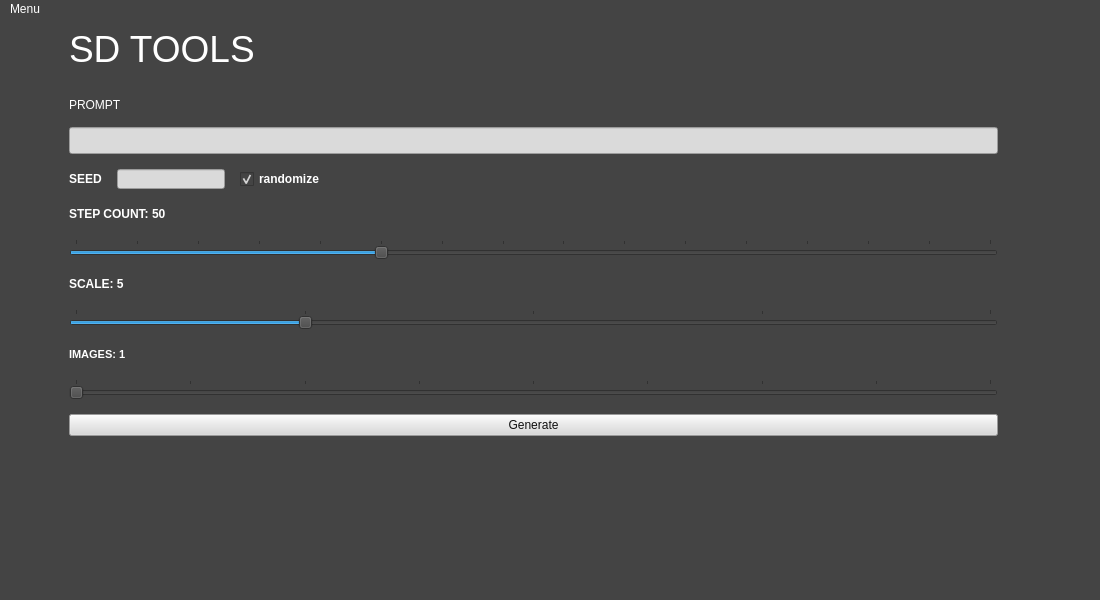
Qt form ui/main.ui (TwoDukes/Diffusion-Tools) before a commit.
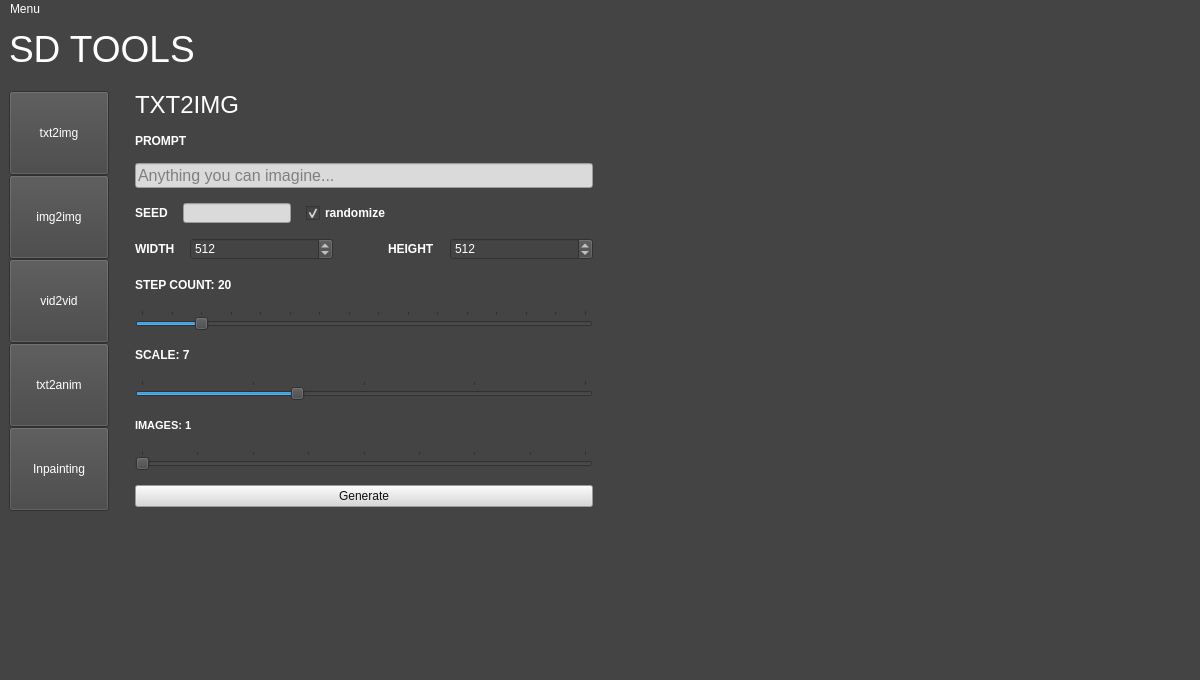
The same form after that commit. Icons and pictures are not drawn.

Commit message: Added support for width and height in gui

```diff
--- a/ui/main.ui
+++ b/ui/main.ui
@@ -6,14 +6,14 @@
    <rect>
     <x>0</x>
     <y>0</y>
-    <width>1100</width>
-    <height>600</height>
+    <width>1200</width>
+    <height>680</height>
    </rect>
   </property>
   <property name="minimumSize">
    <size>
-    <width>1100</width>
-    <height>600</height>
+    <width>1200</width>
+    <height>680</height>
    </size>
   </property>
   <property name="windowTitle">
@@ -33,15 +33,207 @@
      <verstretch>0</verstretch>
     </sizepolicy>
    </property>
-   <layout class="QVBoxLayout" name="verticalLayout_2" stretch="0,0">
+   <layout class="QVBoxLayout" name="verticalLayout_2" stretch="0,0,0">
     <property name="sizeConstraint">
      <enum>QLayout::SetDefaultConstraint</enum>
     </property>
     <item>
-     <layout class="QHBoxLayout" name="horizontalLayout" stretch="0,0">
+     <widget class="QLabel" name="MainName">
+      <property name="sizePolicy">
+       <sizepolicy hsizetype="Preferred" vsizetype="Maximum">
+        <horstretch>0</horstretch>
+        <verstretch>0</verstretch>
+       </sizepolicy>
+      </property>
+      <property name="minimumSize">
+       <size>
+        <width>800</width>
+        <height>0</height>
+       </size>
+      </property>
+      <property name="font">
+       <font>
+        <family>MS Shell Dlg 2</family>
+        <pointsize>28</pointsize>
+        <weight>50</weight>
+        <bold>false</bold>
+       </font>
+      </property>
+      <property name="layoutDirection">
+       <enum>Qt::LeftToRight</enum>
+      </property>
+      <property name="autoFillBackground">
+       <bool>false</bool>
+      </property>
+      <property name="frameShape">
+       <enum>QFrame::NoFrame</enum>
+      </property>
+      <property name="text">
+       <string>SD TOOLS</string>
+      </property>
+     </widget>
+    </item>
+    <item>
+     <layout class="QHBoxLayout" name="horizontalLayout" stretch="0,0,0">
       <property name="rightMargin">
        <number>20</number>
       </property>
+      <item>
+       <layout class="QVBoxLayout" name="verticalLayout_5">
+        <property name="spacing">
+         <number>0</number>
+        </property>
+        <property name="topMargin">
+         <number>15</number>
+        </property>
+        <item>
+         <widget class="QPushButton" name="txt2imgButton">
+          <property name="enabled">
+           <bool>true</bool>
+          </property>
+          <property name="sizePolicy">
+           <sizepolicy hsizetype="Expanding" vsizetype="Fixed">
+            <horstretch>0</horstretch>
+            <verstretch>0</verstretch>
+           </sizepolicy>
+          </property>
+          <property name="minimumSize">
+           <size>
+            <width>100</width>
+            <height>84</height>
+           </size>
+          </property>
+          <property name="maximumSize">
+           <size>
+            <width>100</width>
+            <height>16777215</height>
+           </size>
+          </property>
+          <property name="font">
+           <font>
+            <kerning>true</kerning>
+           </font>
+          </property>
+          <property name="text">
+           <string>txt2img</string>
+          </property>
+         </widget>
+        </item>
+        <item>
+         <widget class="QPushButton" name="img2imgButton">
+          <property name="sizePolicy">
+           <sizepolicy hsizetype="Expanding" vsizetype="Fixed">
+            <horstretch>0</horstretch>
+            <verstretch>0</verstretch>
+           </sizepolicy>
+          </property>
+          <property name="minimumSize">
+           <size>
+            <width>100</width>
+            <height>84</height>
+           </size>
+          </property>
+          <property name="maximumSize">
+           <size>
+            <width>100</width>
+            <height>16777215</height>
+           </size>
+          </property>
+          <property name="text">
+           <string>img2img</string>
+          </property>
+         </widget>
+        </item>
+        <item>
+         <widget class="QPushButton" name="vid2vidButton">
+          <property name="sizePolicy">
+           <sizepolicy hsizetype="Expanding" vsizetype="Fixed">
+            <horstretch>0</horstretch>
+            <verstretch>0</verstretch>
+           </sizepolicy>
+          </property>
+          <property name="minimumSize">
+           <size>
+            <width>100</width>
+            <height>84</height>
+           </size>
+          </property>
+          <property name="maximumSize">
+           <size>
+            <width>100</width>
+            <height>16777215</height>
+           </size>
+          </property>
+          <property name="text">
+           <string>vid2vid</string>
+          </property>
+         </widget>
+        </item>
+        <item>
+         <widget class="QPushButton" name="txt2animButton">
+          <property name="sizePolicy">
+           <sizepolicy hsizetype="Expanding" vsizetype="Fixed">
+            <horstretch>0</horstretch>
+            <verstretch>0</verstretch>
+           </sizepolicy>
+          </property>
+          <property name="minimumSize">
+           <size>
+            <width>100</width>
+            <height>84</height>
+           </size>
+          </property>
+          <property name="maximumSize">
+           <size>
+            <width>100</width>
+            <height>16777215</height>
+           </size>
+          </property>
+          <property name="text">
+           <string>txt2anim</string>
+          </property>
+         </widget>
+        </item>
+        <item>
+         <widget class="QPushButton" name="inpaintingButton">
+          <property name="sizePolicy">
+           <sizepolicy hsizetype="Expanding" vsizetype="Fixed">
+            <horstretch>0</horstretch>
+            <verstretch>0</verstretch>
+           </sizepolicy>
+          </property>
+          <property name="minimumSize">
+           <size>
+            <width>100</width>
+            <height>84</height>
+           </size>
+          </property>
+          <property name="maximumSize">
+           <size>
+            <width>100</width>
+            <height>16777215</height>
+           </size>
+          </property>
+          <property name="text">
+           <string>Inpainting</string>
+          </property>
+         </widget>
+        </item>
+        <item>
+         <spacer name="verticalSpacer_3">
+          <property name="orientation">
+           <enum>Qt::Vertical</enum>
+          </property>
+          <property name="sizeHint" stdset="0">
+           <size>
+            <width>20</width>
+            <height>40</height>
+           </size>
+          </property>
+         </spacer>
+        </item>
+       </layout>
+      </item>
       <item>
        <layout class="QVBoxLayout" name="verticalLayout">
         <property name="spacing">
@@ -51,63 +243,32 @@
          <enum>QLayout::SetDefaultConstraint</enum>
         </property>
         <property name="leftMargin">
-         <number>60</number>
+         <number>20</number>
+        </property>
+        <property name="topMargin">
+         <number>15</number>
         </property>
         <property name="rightMargin">
          <number>60</number>
         </property>
         <item>
-         <widget class="QLabel" name="MainName">
+         <widget class="QLabel" name="label_2">
           <property name="sizePolicy">
-           <sizepolicy hsizetype="Preferred" vsizetype="Maximum">
+           <sizepolicy hsizetype="Preferred" vsizetype="Fixed">
             <horstretch>0</horstretch>
             <verstretch>0</verstretch>
            </sizepolicy>
           </property>
-          <property name="minimumSize">
-           <size>
-            <width>800</width>
-            <height>0</height>
-           </size>
-          </property>
           <property name="font">
            <font>
-            <family>MS Shell Dlg 2</family>
-            <pointsize>28</pointsize>
-            <weight>50</weight>
-            <bold>false</bold>
+            <pointsize>18</pointsize>
            </font>
           </property>
-          <property name="layoutDirection">
-           <enum>Qt::LeftToRight</enum>
-          </property>
-          <property name="autoFillBackground">
-           <bool>false</bool>
-          </property>
-          <property name="frameShape">
-           <enum>QFrame::NoFrame</enum>
-          </property>
           <property name="text">
-           <string>SD TOOLS</string>
+           <string>TXT2IMG</string>
           </property>
          </widget>
         </item>
-        <item>
-         <spacer name="verticalSpacer_2">
-          <property name="orientation">
-           <enum>Qt::Vertical</enum>
-          </property>
-          <property name="sizeType">
-           <enum>QSizePolicy::Fixed</enum>
-          </property>
-          <property name="sizeHint" stdset="0">
-           <size>
-            <width>20</width>
-            <height>13</height>
-           </size>
-          </property>
-         </spacer>
-        </item>
         <item>
          <widget class="QLabel" name="promptLabel">
           <property name="sizePolicy">
@@ -116,6 +277,18 @@
             <verstretch>0</verstretch>
            </sizepolicy>
           </property>
+          <property name="minimumSize">
+           <size>
+            <width>600</width>
+            <height>0</height>
+           </size>
+          </property>
+          <property name="font">
+           <font>
+            <weight>75</weight>
+            <bold>true</bold>
+           </font>
+          </property>
           <property name="text">
            <string>PROMPT</string>
           </property>
@@ -123,6 +296,18 @@
         </item>
         <item>
          <widget class="QLineEdit" name="promptInput">
+          <property name="sizePolicy">
+           <sizepolicy hsizetype="Preferred" vsizetype="Fixed">
+            <horstretch>0</horstretch>
+            <verstretch>0</verstretch>
+           </sizepolicy>
+          </property>
+          <property name="maximumSize">
+           <size>
+            <width>16777215</width>
+            <height>25</height>
+           </size>
+          </property>
           <property name="font">
            <font>
             <pointsize>12</pointsize>
@@ -135,6 +320,9 @@
           <property name="frame">
            <bool>true</bool>
           </property>
+          <property name="placeholderText">
+           <string>Anything you can imagine...</string>
+          </property>
          </widget>
         </item>
         <item>
@@ -145,7 +333,7 @@
           <item>
            <widget class="QLabel" name="seedLable">
             <property name="sizePolicy">
-             <sizepolicy hsizetype="Maximum" vsizetype="Fixed">
+             <sizepolicy hsizetype="Fixed" vsizetype="Fixed">
               <horstretch>0</horstretch>
               <verstretch>0</verstretch>
              </sizepolicy>
@@ -170,7 +358,7 @@
           <item>
            <widget class="QLineEdit" name="seedInputBox">
             <property name="sizePolicy">
-             <sizepolicy hsizetype="Maximum" vsizetype="Maximum">
+             <sizepolicy hsizetype="Fixed" vsizetype="Fixed">
               <horstretch>0</horstretch>
               <verstretch>0</verstretch>
              </sizepolicy>
@@ -190,7 +378,7 @@
           <item>
            <widget class="QCheckBox" name="seedRandomized">
             <property name="sizePolicy">
-             <sizepolicy hsizetype="Maximum" vsizetype="Fixed">
+             <sizepolicy hsizetype="Fixed" vsizetype="Fixed">
               <horstretch>0</horstretch>
               <verstretch>0</verstretch>
              </sizepolicy>
@@ -221,7 +409,65 @@
              <enum>Qt::Horizontal</enum>
             </property>
             <property name="sizeType">
-             <enum>QSizePolicy::Expanding</enum>
+             <enum>QSizePolicy::Preferred</enum>
+            </property>
+            <property name="sizeHint" stdset="0">
+             <size>
+              <width>300</width>
+              <height>20</height>
+             </size>
+            </property>
+           </spacer>
+          </item>
+         </layout>
+        </item>
+        <item>
+         <layout class="QHBoxLayout" name="horizontalLayout_3">
+          <property name="sizeConstraint">
+           <enum>QLayout::SetMaximumSize</enum>
+          </property>
+          <item>
+           <widget class="QLabel" name="label_3">
+            <property name="sizePolicy">
+             <sizepolicy hsizetype="Maximum" vsizetype="Preferred">
+              <horstretch>0</horstretch>
+              <verstretch>0</verstretch>
+             </sizepolicy>
+            </property>
+            <property name="font">
+             <font>
+              <weight>75</weight>
+              <bold>true</bold>
+             </font>
+            </property>
+            <property name="text">
+             <string>WIDTH</string>
+            </property>
+           </widget>
+          </item>
+          <item>
+           <widget class="QSpinBox" name="widthInput">
+            <property name="minimum">
+             <number>64</number>
+            </property>
+            <property name="maximum">
+             <number>1024</number>
+            </property>
+            <property name="singleStep">
+             <number>64</number>
+            </property>
+            <property name="value">
+             <number>512</number>
+            </property>
+           </widget>
+          </item>
+          <item>
+           <spacer name="horizontalSpacer_2">
+            <property name="orientation">
+             <enum>Qt::Horizontal</enum>
+            </property>
+            <property name="sizeType">
+             <enum>QSizePolicy::Preferred</enum>
             </property>
             <property name="sizeHint" stdset="0">
              <size>
@@ -231,6 +477,38 @@
             </property>
            </spacer>
           </item>
+          <item>
+           <widget class="QLabel" name="label_4">
+            <property name="sizePolicy">
+             <sizepolicy hsizetype="Maximum" vsizetype="Preferred">
+              <horstretch>0</horstretch>
+              <verstretch>0</verstretch>
+             </sizepolicy>
+            </property>
+            <property name="font">
+             <font>
+              <weight>75</weight>
+              <bold>true</bold>
+             </font>
+            </property>
+            <property name="text">
+             <string>HEIGHT</string>
+            </property>
+           </widget>
+          </item>
+          <item>
+           <widget class="QSpinBox" name="heightInput">
+            <property name="minimum">
+             <number>64</number>
+            </property>
+            <property name="maximum">
+             <number>1024</number>
+            </property>
+            <property name="value">
+             <number>512</number>
+            </property>
+           </widget>
+          </item>
          </layout>
         </item>
         <item>
@@ -254,17 +532,26 @@
            </font>
           </property>
           <property name="text">
-           <string>STEP COUNT: 50</string>
+           <string>STEP COUNT: 20</string>
           </property>
          </widget>
         </item>
         <item>
          <widget class="QSlider" name="stepSlider">
+          <property name="sizePolicy">
+           <sizepolicy hsizetype="Preferred" vsizetype="Fixed">
+            <horstretch>0</horstretch>
+            <verstretch>0</verstretch>
+           </sizepolicy>
+          </property>
           <property name="maximum">
            <number>150</number>
           </property>
           <property name="value">
-           <number>50</number>
+           <number>20</number>
+          </property>
+          <property name="sliderPosition">
+           <number>20</number>
           </property>
           <property name="orientation">
            <enum>Qt::Horizontal</enum>
@@ -305,17 +592,26 @@
            </font>
           </property>
           <property name="text">
-           <string>SCALE: 5</string>
+           <string>SCALE: 7</string>
           </property>
          </widget>
         </item>
         <item>
          <widget class="QSlider" name="scaleSlider">
+          <property name="sizePolicy">
+           <sizepolicy hsizetype="Preferred" vsizetype="Fixed">
+            <horstretch>0</horstretch>
+            <verstretch>0</verstretch>
+           </sizepolicy>
+          </property>
           <property name="maximum">
            <number>20</number>
           </property>
           <property name="value">
-           <number>5</number>
+           <number>7</number>
+          </property>
+          <property name="sliderPosition">
+           <number>7</number>
           </property>
           <property name="orientation">
            <enum>Qt::Horizontal</enum>
@@ -356,6 +652,12 @@
         </item>
         <item>
          <widget class="QSlider" name="imageCountSlider">
+          <property name="sizePolicy">
+           <sizepolicy hsizetype="Preferred" vsizetype="Fixed">
+            <horstretch>0</horstretch>
+            <verstretch>0</verstretch>
+           </sizepolicy>
+          </property>
           <property name="minimum">
            <number>1</number>
           </property>
@@ -416,6 +718,18 @@
       </item>
       <item>
        <widget class="QLabel" name="imagePreview">
+        <property name="sizePolicy">
+         <sizepolicy hsizetype="Expanding" vsizetype="Preferred">
+          <horstretch>0</horstretch>
+          <verstretch>0</verstretch>
+         </sizepolicy>
+        </property>
+        <property name="minimumSize">
+         <size>
+          <width>512</width>
+          <height>512</height>
+         </size>
+        </property>
         <property name="maximumSize">
          <size>
           <width>16777215</width>
@@ -449,7 +763,7 @@
     <rect>
      <x>0</x>
      <y>0</y>
-     <width>1100</width>
+     <width>1200</width>
      <height>26</height>
     </rect>
    </property>
```
Left out of the diff: 4 changed lines with no effect on the pictures. The commit also changes 5 other files.
